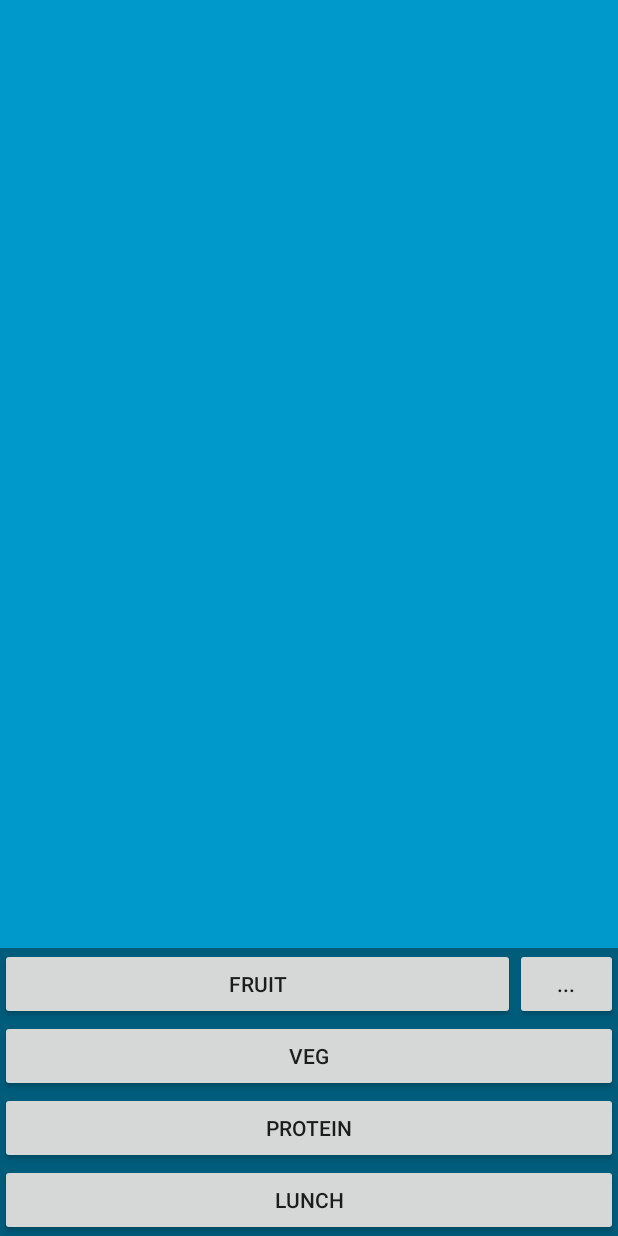
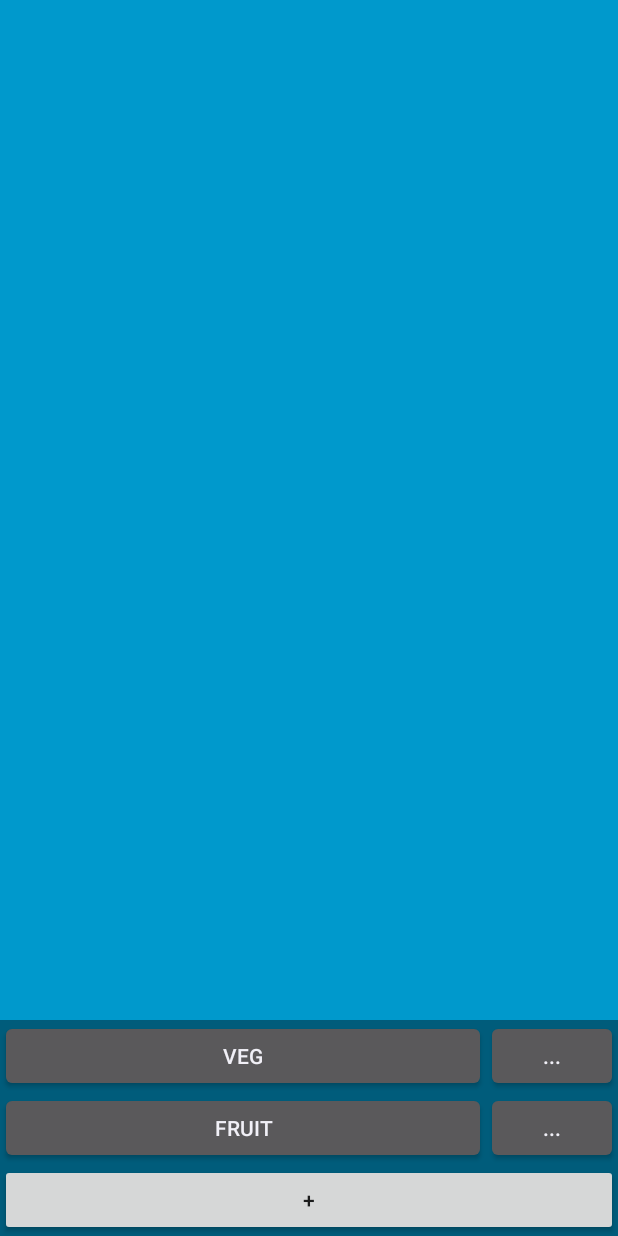
Before and after one commit to ChristianFieldhouse/RandomChoices, an Android app: the screen it shows after launch (FullscreenActivity), on a phone screen of 412 x 824 dp. Run offline under Robolectric (Android 15) with nearby library versions, the phone set to English and light mode, and no system bars.

Commit message:
user can add categories, and options to categories

```diff
--- /dev/null
+++ b/app/src/main/java/com/example/randomchoices/Category.java
@@ -0,0 +1,57 @@
+package com.example.randomchoices;
+
+import android.content.Context;
+import android.os.Build;
+import android.view.View;
+import android.widget.Button;
+import android.widget.LinearLayout;
+import android.widget.TextView;
+
+import androidx.annotation.RequiresApi;
+
+import com.example.randomchoices.R;
+
+import java.util.ArrayList;
+import java.util.Random;
+
+public class Category {
+    public ArrayList<String> options;
+    public LinearLayout buttons;
+    public Button category_button;
+    public Button options_button;
+    public int layout_id;
+    public String name;
+    public TextView response;
+
+    @RequiresApi(api = Build.VERSION_CODES.JELLY_BEAN_MR1)
+    public Category(String name, ArrayList<String> options, Context context){
+        this.name = name;
+        this.options = options;
+        this.layout_id = View.generateViewId();
+
+        buttons = new LinearLayout(context);
+        buttons.setLayoutParams(new LinearLayout.LayoutParams(LinearLayout.LayoutParams.MATCH_PARENT, LinearLayout.LayoutParams.WRAP_CONTENT));
+        buttons.setOrientation(LinearLayout.HORIZONTAL);
+        buttons.setId(layout_id);
+
+        category_button = new Button(context);
+        category_button.setLayoutParams(new LinearLayout.LayoutParams(LinearLayout.LayoutParams.WRAP_CONTENT, LinearLayout.LayoutParams.WRAP_CONTENT, 5.0f));
+        category_button.setText(name);
+
+        options_button = new Button(context);
+        options_button.setLayoutParams(new LinearLayout.LayoutParams(LinearLayout.LayoutParams.WRAP_CONTENT, LinearLayout.LayoutParams.WRAP_CONTENT));
+        options_button.setText("...");
+
+        buttons.addView(category_button);
+        buttons.addView(options_button);
+    }
+
+    @RequiresApi(api = Build.VERSION_CODES.JELLY_BEAN_MR1)
+    public Category(String name, Context context){
+        this(name, new ArrayList<String>(0), context);
+    }
+
+    public String getRandom(Random generator){
+        return options.get(generator.nextInt(options.size()));
+    }
+}
--- a/app/src/main/java/com/example/randomchoices/FullscreenActivity.java
+++ b/app/src/main/java/com/example/randomchoices/FullscreenActivity.java
@@ -1,18 +1,22 @@
 package com.example.randomchoices;
 
+import androidx.annotation.RequiresApi;
 import androidx.appcompat.app.AppCompatActivity;
 
 import android.content.Context;
 import android.content.SharedPreferences;
+import android.os.Build;
 import android.os.Bundle;
 import android.view.KeyEvent;
 import android.view.View;
 import android.widget.Button;
 import android.widget.EditText;
+import android.widget.LinearLayout;
 import android.widget.TextView;
 
 import java.util.ArrayList;
 import java.util.Arrays;
+import java.util.Locale;
 import java.util.Random;
 
 import static android.view.View.SYSTEM_UI_FLAG_FULLSCREEN;
@@ -44,6 +48,7 @@ public class FullscreenActivity extends AppCompatActivity {
             "Grapefruits",
             "Tangerines"
     ));
+
     private ArrayList<String> veg_array = new ArrayList<>(Arrays.asList(
             "Cucumbers",
             "Bell Peppers",
@@ -61,92 +66,110 @@ public class FullscreenActivity extends AppCompatActivity {
             "Asparagus",
             "Green Beans"
     ));
-    private ArrayList<String> protein_array = new ArrayList<>(Arrays.asList(
-            "Pork",
-            "Chicken",
-            "Beef",
-            "Lamb",
-            "Fish",
-            "Eggs"
-    ));
-    private ArrayList<String> lunch_array = new ArrayList<>(Arrays.asList(
-            "Gourmet House",
-            "Nivedyam",
-            "Chinese Canteen",
-            "HK Fusion",
-            "Market",
-            "Tortilla"
-    ));
 
-    private ArrayList<String> categories = new ArrayList<>(Arrays.asList(
-            "fruit",
-            "veg",
-            "protein",
-            "lunch"
-    ));
+    private ArrayList<Category> categories;
+    private ArrayList<String> category_list;
 
-    // default options
-    private ArrayList<ArrayList<String>> data = new ArrayList<>(Arrays.asList(
-            fruit_array,
-            veg_array,
-            protein_array,
-            lunch_array
-    ));
-
-    public boolean saveArray(String[] array, String arrayName, Context mContext) {
+    public boolean saveCategory(Category category, Context mContext) {
         SharedPreferences prefs = mContext.getSharedPreferences(
                 getString(R.string.preference_file_key),  Context.MODE_PRIVATE);
         SharedPreferences.Editor editor = prefs.edit();
-        editor.putInt(arrayName +"_size", array.length);
-        for(int i=0;i<array.length;i++)
-            editor.putString(arrayName + "_" + i, array[i]);
+        editor.putInt(category.name +"_size", category.options.size());
+        for(int i = 0; i < category.options.size(); i++)
+            editor.putString(category.name + "_" + i, category.options.get(i));
         return editor.commit();
     }
-    public String[] loadArray(String arrayName, Context mContext) {
+    @RequiresApi(api = Build.VERSION_CODES.JELLY_BEAN_MR1)
+    public Category loadCategory(String category_name, Context mContext) {
         SharedPreferences prefs = mContext.getSharedPreferences(
                 getString(R.string.preference_file_key),  Context.MODE_PRIVATE);
-        int size = prefs.getInt(arrayName + "_size", 0);
-        String array[] = new String[size];
-        for(int i=0;i<size;i++)
-            array[i] = prefs.getString(arrayName + "_" + i, null);
-        return array;
+        int size = prefs.getInt(category_name + "_size", 0);
+        ArrayList<String> options = new ArrayList<String>(0);
+        for(int i = 0; i < size; i++)
+            options.add(prefs.getString(category_name + "_" + i, null));
+        return new Category(category_name, options, mContext);
     }
 
-    private void setResponse(String category){
-        int index = categories.indexOf(category);
-        mResponseText.setText(data.get(index).get(generator.nextInt(data.get(index).size())));
+    public boolean saveCategoryList(ArrayList<String> list, Context mContext) {
+        SharedPreferences prefs = mContext.getSharedPreferences(
+                getString(R.string.preference_file_key),  Context.MODE_PRIVATE);
+        SharedPreferences.Editor editor = prefs.edit();
+        editor.putInt("category_count", list.size());
+        for(int i = 0; i < list.size(); i++)
+            editor.putString("category_" + i, list.get(i));
+        return editor.commit();
+    }
+    public ArrayList<String> loadCategoryList(Context mContext) {
+        SharedPreferences prefs = mContext.getSharedPreferences(
+                getString(R.string.preference_file_key),  Context.MODE_PRIVATE);
+        int size = prefs.getInt("category_count", 0);
+        ArrayList<String> category_list = new ArrayList<String>(size);
+        for(int i = 0; i < size; i++)
+            category_list.add(prefs.getString("category_" + i, null));
+        return category_list;
+    }
+
+
+    private void setResponse(String category_name){
+        mResponseText.setText(categories.get(category_list.indexOf(category_name)).getRandom(generator));
+    }
+
+    private void addOption(String option){
+        categories.get(category_list.indexOf(options_category)).options.add(option);
+    }
+
+    private void saveOptions(Context context){
+        saveCategory(categories.get(category_list.indexOf(options_category)), context);
+    }
+
+    private void saveAllCategories(Context context) {
+        for (Category category : categories) {
+            saveCategory(category, context);
+        }
+        saveCategoryList(category_list, context);
     }
 
     private View mResponseFrame;
     private View mChoiceFrame;
     private View mOptionsFrame;
+    private View mAddCategoryFrame;
+
     private String options_category;
     private TextView mResponseText;
     private Random generator;
+    @RequiresApi(api = Build.VERSION_CODES.JELLY_BEAN_MR1)
     @Override
     protected void onCreate(Bundle savedInstanceState) {
         super.onCreate(savedInstanceState);
         setContentView(R.layout.activity_fullscreen);
         final Context context = getApplicationContext();
 
-        ArrayList<String> saved_categories = new ArrayList<>(Arrays.asList(loadArray("categories", context)));
+        ArrayList<String> saved_categories = loadCategoryList(context);
         if (saved_categories.size() > 0){
-            categories = saved_categories;
-            data = new ArrayList<>(categories.size());
-        }
-
-        for (String category: categories){
-            ArrayList<String> saved_list =  new ArrayList<>(Arrays.asList(loadArray(category, context)));
-            if(saved_list.size() > 0){
-                data.set(categories.indexOf(category), saved_list);
+            category_list = saved_categories;
+            categories = new ArrayList<>(0);
+            for(int i = 0; i < saved_categories.size(); i++){
+                categories.add(loadCategory(category_list.get(i), context));
             }
         }
+        else{
+            category_list = new ArrayList<String>(Arrays.asList(
+                    "fruit",
+                    "veg"
+                    ));
+            categories = new ArrayList<>(0);
+            categories.add(new Category("fruit", fruit_array, context));
+            categories.add(new Category("veg", veg_array, context));
+        }
+        addCategoriesToLayout();
 
         generator = new Random();
 
-        mChoiceFrame = findViewById(R.id.product_choice_frame);
+        mChoiceFrame = findViewById(R.id.category_choice_frame);
         mResponseFrame = findViewById(R.id.response_frame);
         mOptionsFrame = findViewById(R.id.options_frame);
+        mAddCategoryFrame = findViewById(R.id.category_options_frame);
+
         mResponseText = findViewById(R.id.response_text);
 
         View decorView = getWindow().getDecorView();
@@ -161,34 +184,10 @@ public class FullscreenActivity extends AppCompatActivity {
 
         mChoiceFrame.setVisibility(View.VISIBLE);
 
-        final Button fruit_button = findViewById(R.id.fruit_button);
-        fruit_button.setOnClickListener(new View.OnClickListener() {
-            public void onClick(View v) {
-                setResponse("fruit");
-                showResponse();
-            }
-        });
-        final Button veg_button = findViewById(R.id.veg_button);
-        veg_button.setOnClickListener(new View.OnClickListener() {
-            public void onClick(View v) {
-                setResponse("veg");
-                showResponse();
-            }
-        });
-        final Button lunch_button = findViewById(R.id.lunch_button);
-        lunch_button.setOnClickListener(new View.OnClickListener() {
-            public void onClick(View v) {
-                setResponse("lunch");
-                showResponse();
-            }
-        });
-        final Button protein_button = findViewById(R.id.protein_button);
-        protein_button.setOnClickListener(new View.OnClickListener() {
-            public void onClick(View v) {
-                setResponse("protein");
-                showResponse();
-            }
-        });
+        for(Category category: categories){
+            makeCategoryResponseButtonWork(category);
+            makeCategoryOptionButtonWork(category);
+        }
 
         final Button acknowledge_button = findViewById(R.id.acknowledge_button);
         acknowledge_button.setOnClickListener(new View.OnClickListener() {
@@ -197,26 +196,16 @@ public class FullscreenActivity extends AppCompatActivity {
             }
         });
 
-        final Button fruit_options_button = findViewById(R.id.fruit_options);
-        fruit_options_button.setOnClickListener(new View.OnClickListener() {
-            public void onClick(View v) {
-                showOptions("fruit");
-            }
-        });
-
-        final EditText add_option_text_input = (EditText) findViewById(R.id.add_option_text_input);
+        final EditText add_option_text_input = findViewById(R.id.add_option_text_input);
         add_option_text_input.setOnKeyListener(new View.OnKeyListener() {
             public boolean onKey(View v, int keyCode, KeyEvent event) {
                 // If the event is a key-down event on the "enter" button
                 if ((event.getAction() == KeyEvent.ACTION_DOWN) &&
                         (keyCode == KeyEvent.KEYCODE_ENTER)) {
-                    // Perform action on key press
-
-                    data.get(categories.indexOf(options_category)).add(add_option_text_input.getText().toString());
-                    saveArray(data.get(categories.indexOf(options_category)).toArray(new String[0]), options_category, context);
+                    addOption(add_option_text_input.getText().toString());
+                    add_option_text_input.getText().clear();
                     return true;
                 }
-
                 return false;
             }
         });
@@ -224,6 +213,43 @@ public class FullscreenActivity extends AppCompatActivity {
         final Button save_options_button = findViewById(R.id.save_options_button);
         save_options_button.setOnClickListener(new View.OnClickListener() {
             public void onClick(View v) {
+                saveOptions(context);
+                showChoices();
+            }
+        });
+
+        final Button add_category_button = findViewById(R.id.add_category_button);
+        add_category_button.setOnClickListener(new View.OnClickListener() {
+            public void onClick(View v) {
+                showAddCategoryFrame();
+            }
+        });
+
+        final EditText add_category_text_input = findViewById(R.id.add_category_text_input);
+        add_category_text_input.setOnKeyListener(new View.OnKeyListener() {
+            public boolean onKey(View v, int keyCode, KeyEvent event) {
+                // If the event is a key-down event on the "enter" button
+                if ((event.getAction() == KeyEvent.ACTION_DOWN) &&
+                        (keyCode == KeyEvent.KEYCODE_ENTER)) {
+                    String input = add_category_text_input.getText().toString();
+                    categories.add(new Category(input, context));
+                    category_list.add(input);
+                    add_category_text_input.getText().clear();
+                    return true;
+                }
+                return false;
+            }
+        });
+
+        final Button save_categories_button = findViewById(R.id.save_categories_button);
+        save_categories_button.setOnClickListener(new View.OnClickListener() {
+            public void onClick(View v) {
+                saveAllCategories(context);
+                addCategoriesToLayout();
+                for (Category category: categories){
+                    makeCategoryResponseButtonWork(category);
+                    makeCategoryOptionButtonWork(category);
+                }
                 showChoices();
             }
         });
@@ -236,6 +262,34 @@ public class FullscreenActivity extends AppCompatActivity {
         });
     }
 
+    private void makeCategoryResponseButtonWork(Category category) {
+        final String category_name = category.name;
+        category.category_button.setOnClickListener(new View.OnClickListener() {
+            public void onClick(View v) {
+                setResponse(category_name);
+                showResponse();
+            }
+        });
+    }
+
+    private void makeCategoryOptionButtonWork(Category category) {
+        final String category_name = category.name; // name shouldn't change
+        category.options_button.setOnClickListener(new View.OnClickListener() {
+            public void onClick(View v) {
+                showOptions(category_name);
+            }
+        });
+    }
+
+    private void addCategoriesToLayout(){
+        LinearLayout buttons_layout = findViewById(R.id.category_choice_linear_layout);
+        for (Category category: categories){
+            if(findViewById(category.layout_id) == null){
+                buttons_layout.addView(category.buttons, 0);
+            }
+        }
+    }
+
     protected void showResponse(){
         mResponseFrame.setVisibility(View.VISIBLE);
         mChoiceFrame.setVisibility(View.GONE);
@@ -245,6 +299,7 @@ public class FullscreenActivity extends AppCompatActivity {
     protected void showChoices(){
         mOptionsFrame.setVisibility(View.GONE);
         mResponseFrame.setVisibility(View.GONE);
+        mAddCategoryFrame.setVisibility(View.GONE);
         mChoiceFrame.setVisibility(View.VISIBLE);
     }
 
@@ -254,6 +309,11 @@ public class FullscreenActivity extends AppCompatActivity {
         mOptionsFrame.setVisibility(View.VISIBLE);
     }
 
+    protected void showAddCategoryFrame(){
+        mChoiceFrame.setVisibility(View.GONE);
+        mAddCategoryFrame.setVisibility(View.VISIBLE);
+    }
+
     @Override
     protected void onPostCreate(Bundle savedInstanceState) {
         super.onPostCreate(savedInstanceState);
--- a/app/src/main/res/layout/activity_fullscreen.xml
+++ b/app/src/main/res/layout/activity_fullscreen.xml
@@ -78,7 +78,7 @@
         android:layout_height="match_parent"
         android:fitsSystemWindows="true"
         android:visibility="visible"
-        android:id="@+id/product_choice_frame">
+        android:id="@+id/category_choice_frame">
         <LinearLayout
             style="?metaButtonBarStyle"
             android:layout_width="match_parent"
@@ -86,48 +86,17 @@
             android:layout_gravity="bottom|center_horizontal"
             android:background="@color/black_overlay"
             android:orientation="vertical"
-            tools:ignore="UselessParent">
+            tools:ignore="UselessParent"
+            android:id="@+id/category_choice_linear_layout">
 
-            <LinearLayout
-                android:layout_width="fill_parent"
-                android:layout_height="wrap_content"
-                >
-                <Button
-                    android:id="@+id/fruit_button"
-                    style="?metaButtonBarButtonStyle"
-                    android:layout_width="fill_parent"
-                    android:layout_height="wrap_content"
-                    android:layout_weight="1"
-                    android:text="@string/fruit"/>
-                <Button
-                    android:id="@+id/fruit_options"
-                    style="?metaButtonBarButtonStyle"
-                    android:layout_width="fill_parent"
-                    android:layout_height="wrap_content"
-                    android:layout_weight="5"
-                    android:text="@string/settings_string"/>
-            </LinearLayout>
             <Button
-                android:id="@+id/veg_button"
+                android:id="@+id/add_category_button"
                 style="?metaButtonBarButtonStyle"
                 android:layout_width="fill_parent"
-                android:layout_height="wrap_content"
+                android:layout_height="0dp"
                 android:layout_weight="1"
-                android:text="@string/veg"/>
-            <Button
-                android:id="@+id/protein_button"
-                style="?metaButtonBarButtonStyle"
-                android:layout_width="fill_parent"
-                android:layout_height="wrap_content"
-                android:layout_weight="1"
-                android:text="protein"/>
-            <Button
-                android:id="@+id/lunch_button"
-                style="?metaButtonBarButtonStyle"
-                android:layout_width="fill_parent"
-                android:layout_height="wrap_content"
-                android:layout_weight="1"
-                android:text="@string/lunch"/>
+                android:text="@string/add_category_button_string"/>
+
         </LinearLayout>
     </FrameLayout>
 
@@ -162,4 +131,34 @@
         </LinearLayout>
     </FrameLayout>
 
+    <FrameLayout
+        android:layout_width="match_parent"
+        android:layout_height="match_parent"
+        android:fitsSystemWindows="true"
+        android:visibility="gone"
+        android:id="@+id/category_options_frame">
+        <LinearLayout
+            style="?metaButtonBarStyle"
+            android:layout_width="match_parent"
+            android:layout_height="wrap_content"
+            android:layout_gravity="bottom|center_horizontal"
+            android:background="@color/black_overlay"
+            android:orientation="vertical"
+            tools:ignore="UselessParent">
+
+            <EditText
+                android:id="@+id/add_category_text_input"
+                android:layout_height="wrap_content"
+                android:layout_width="match_parent"
+                android:inputType="text"/>
+            <Button
+                android:id="@+id/save_categories_button"
+                style="?metaButtonBarButtonStyle"
+                android:layout_height="wrap_content"
+                android:layout_width="match_parent"
+                android:text="@string/save_button_string"/>
+
+        </LinearLayout>
+    </FrameLayout>
+
 </FrameLayout>
--- a/app/src/main/res/values/strings.xml
+++ b/app/src/main/res/values/strings.xml
@@ -13,4 +13,5 @@
     <string name="preference_file_key">com.example.randomchoices.PREFERENCE_FILE_KEY</string>
     <string name="settings_string">...</string>
     <string name="save_button_string">save</string>
+    <string name="add_category_button_string">+</string>
 </resources>
```
